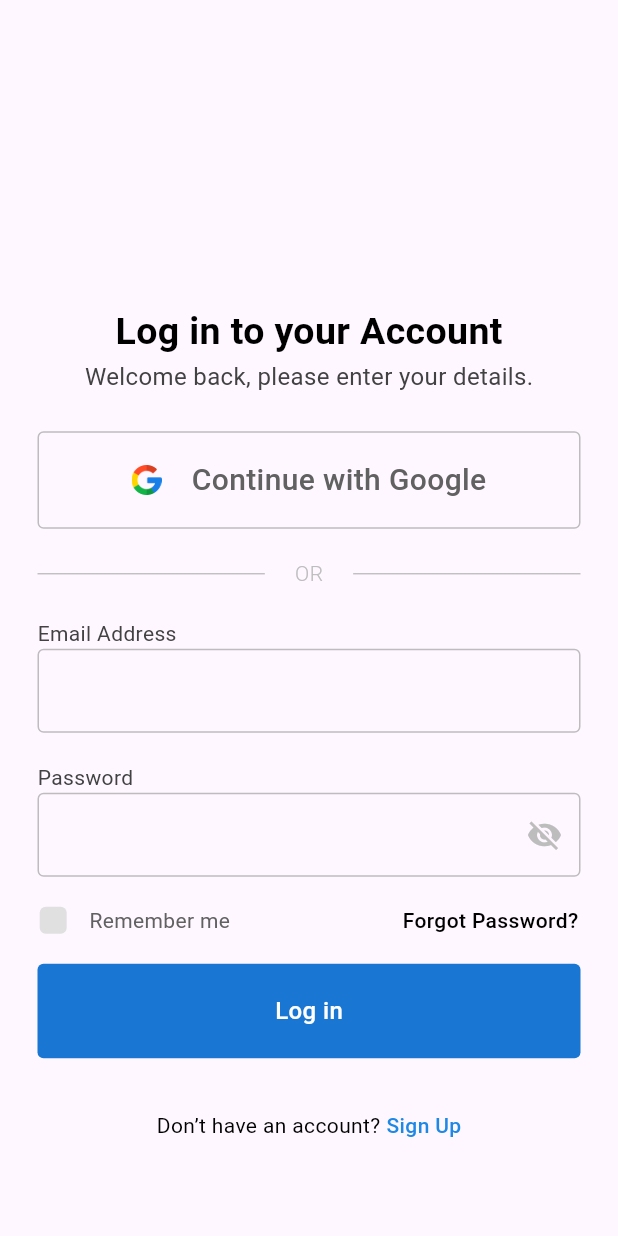
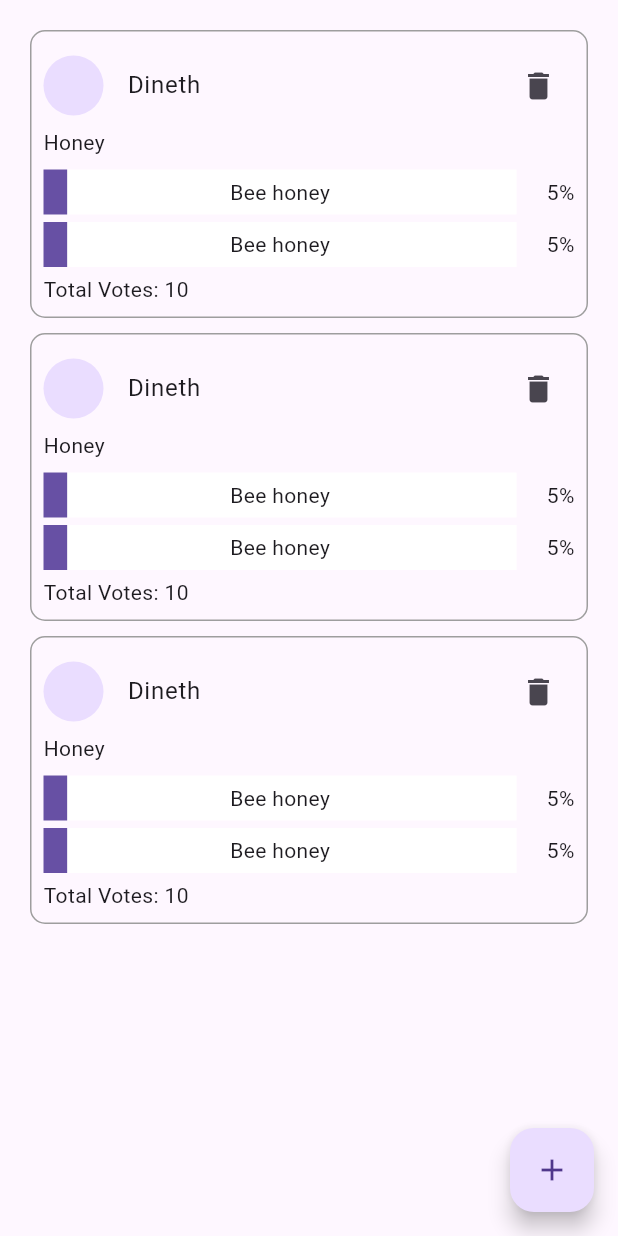
Before and after one commit to Dinethchathurya/Fix_Dates, a Flutter app: the screen it shows after launch, on a phone screen of 412 x 824 dp. Run offline on Flutter 3.47's test engine with Material 3 defaults, Android fonts, the phone set to English and light mode, and no system bars; our stand-ins replace firebase_auth, firebase_core, google_sign_in; missing offline and left inert: dart:ffi; accounts and stored records are empty.

Commit message:
Create Poll

```diff
--- a/fix_dates_app/lib/main.dart
+++ b/fix_dates_app/lib/main.dart
@@ -1,4 +1,5 @@
-import 'package:fix_dates_app/Screens/Auth/auth_page.dart';
+//import 'package:fix_dates_app/Screens/Auth/auth_page.dart';
+import 'package:fix_dates_app/polls&createpolls/userpoll.dart';
 import 'package:flutter/material.dart';
 
 //import Basic Screens
@@ -35,7 +36,7 @@ class MyApp extends StatelessWidget {
   Widget build(BuildContext context) {
     return MaterialApp(
       debugShowCheckedModeBanner: false,
-      home: AuthPage(),
+      home: UserPoll(),
       routes: {
         //basic routes
         '/Inbox': (context) => Inbox(),
--- /dev/null
+++ b/fix_dates_app/lib/polls&createpolls/userpoll.dart
@@ -0,0 +1,101 @@
+// ignore_for_file: prefer_const_constructors
+
+import 'package:fix_dates_app/polls&createpolls/createpoll.dart';
+import 'package:flutter/material.dart';
+
+
+class UserPoll extends StatefulWidget {
+  const UserPoll({super.key});
+
+  @override
+  State<UserPoll> createState() => _UserPollState();
+}
+
+class _UserPollState extends State<UserPoll> {
+  @override
+  Widget build(BuildContext context) {
+    return Scaffold(
+      body: SafeArea(
+        child: CustomScrollView(
+          slivers: [
+            SliverToBoxAdapter(
+              child: Container(
+                padding: const EdgeInsets.all(20),
+                child: Column(
+                  children: [
+                    ...List.generate(3, (index) {
+                      return Container(
+                     margin: const EdgeInsets.only(bottom: 10),
+                    padding: const EdgeInsets.all(8),
+                    decoration: BoxDecoration(
+                        border:
+                            Border.all(color: Colors.grey),
+                        borderRadius:
+                            BorderRadius.circular(10)),
+                        child: Column(
+                          crossAxisAlignment: CrossAxisAlignment.start,
+                          children: [
+                            ListTile(
+                              contentPadding:
+                              const EdgeInsets.all(0),
+                          leading: CircleAvatar(),
+                          title: Text("Dineth"),
+                          trailing: IconButton(
+                              onPressed: () {},
+                              icon: const Icon(Icons.delete)),
+                            ),
+                            const Text("Honey"),
+                            const SizedBox(
+                              height: 8,
+                            ),
+                            ...List.generate(2, (index) {
+                              return Container(
+                                margin: const EdgeInsets.only(bottom: 5),
+                                child: Row(
+                                  children: [
+                                    Expanded(
+                                      child: Stack(
+                                        children: [
+                                          LinearProgressIndicator(
+                                            minHeight: 30,
+                                            value: 5/100,
+                                            backgroundColor: Colors.white,
+                                          ),
+                                          Container(
+                                            alignment: Alignment.center,
+                                            padding: const EdgeInsets.symmetric(
+                                              horizontal: 10
+                                            ),
+                                            height: 30,
+                                            child: Text("Bee honey"),
+                                          )
+                                        ],
+                                      ),
+                                      ),
+                                      const SizedBox(
+                                        width: 20,
+                                      ),
+                                      const Text("5%"),
+                                  ],
+                                ),
+                              );
+                            }),
+                            const Text("Total Votes: 10")
+                          ],
+                        ),
+                      );
+                    })
+                  ],
+                  ),
+              ),
+            )
+          ],
+        ),
+      ),
+      floatingActionButton: FloatingActionButton(onPressed: () {
+        Navigator.push(context, MaterialPageRoute(builder: (context) => CreatePoll()));
+      },
+      child: const Icon(Icons.add),),
+    );
+  }
+}
```
Also changed, not shown: fix_dates_app/lib/polls&createpolls/createpoll.dart (added, +79 -0 lines), fix_dates_app/lib/polls&createpolls/pollspage.dart (added, +95 -0 lines).
